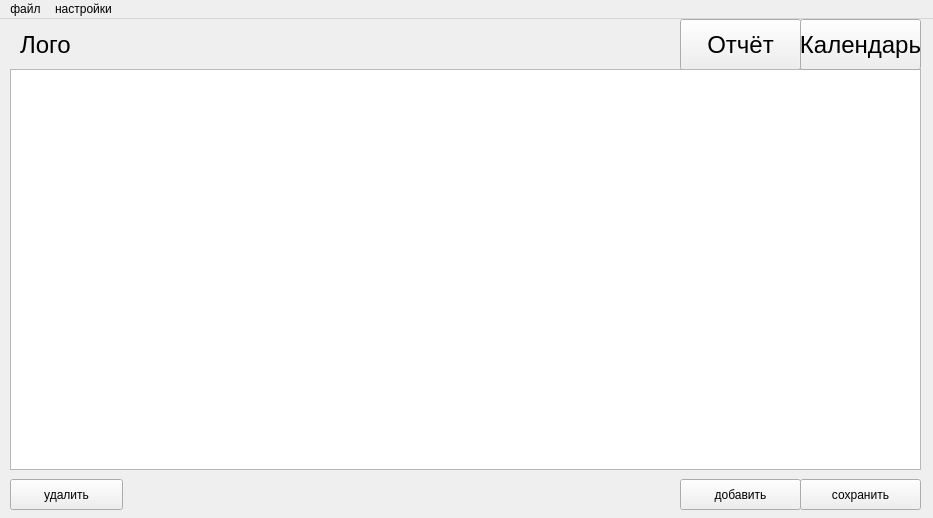
First picture: the form in main/ver1_3/ui/uiTest/mainUI.ui, repository AKlivtsov/businessThing, before the edit.
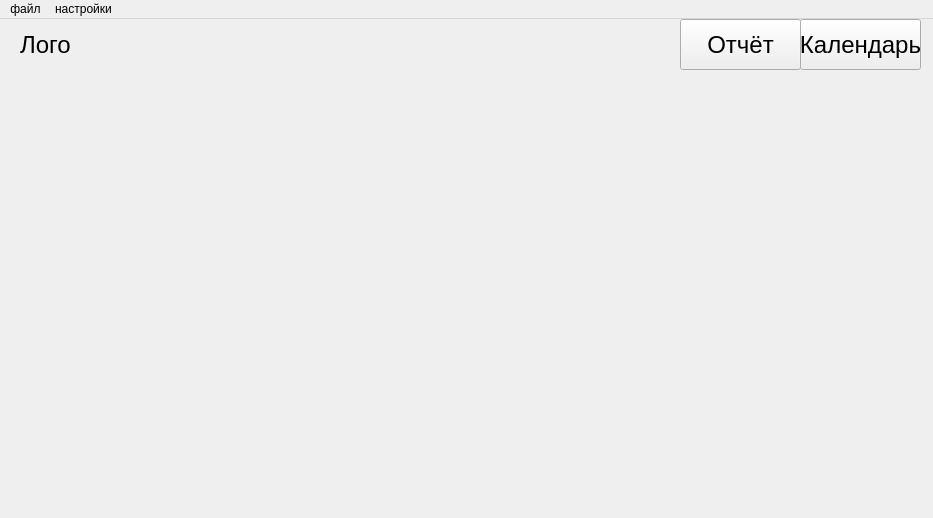
Second picture: the form after the edit. The open tabs and pages were chosen to show the change.

Patch:
```diff
--- a/main/ver1_3/ui/uiTest/mainUI.ui
+++ b/main/ver1_3/ui/uiTest/mainUI.ui
@@ -44,82 +44,8 @@
     <property name="currentIndex">
      <number>1</number>
     </property>
-    <widget class="QWidget" name="p_cal">
-     <widget class="QTableWidget" name="tw_table">
-      <property name="geometry">
-       <rect>
-        <x>0</x>
-        <y>0</y>
-        <width>911</width>
-        <height>401</height>
-       </rect>
-      </property>
-      <property name="sizePolicy">
-       <sizepolicy hsizetype="Fixed" vsizetype="Preferred">
-        <horstretch>0</horstretch>
-        <verstretch>0</verstretch>
-       </sizepolicy>
-      </property>
-      <property name="frameShape">
-       <enum>QFrame::StyledPanel</enum>
-      </property>
-      <property name="sizeAdjustPolicy">
-       <enum>QAbstractScrollArea::AdjustToContents</enum>
-      </property>
-      <attribute name="horizontalHeaderCascadingSectionResizes">
-       <bool>true</bool>
-      </attribute>
-      <attribute name="horizontalHeaderStretchLastSection">
-       <bool>false</bool>
-      </attribute>
-      <attribute name="verticalHeaderCascadingSectionResizes">
-       <bool>true</bool>
-      </attribute>
-      <attribute name="verticalHeaderStretchLastSection">
-       <bool>false</bool>
-      </attribute>
-     </widget>
-     <widget class="QPushButton" name="btn_notes">
-      <property name="geometry">
-       <rect>
-        <x>670</x>
-        <y>410</y>
-        <width>121</width>
-        <height>31</height>
-       </rect>
-      </property>
-      <property name="text">
-       <string>добавить</string>
-      </property>
-     </widget>
-     <widget class="QPushButton" name="btn_save">
-      <property name="geometry">
-       <rect>
-        <x>790</x>
-        <y>410</y>
-        <width>121</width>
-        <height>31</height>
-       </rect>
-      </property>
-      <property name="text">
-       <string>сохранить</string>
-      </property>
-     </widget>
-     <widget class="QPushButton" name="btn_del">
-      <property name="geometry">
-       <rect>
-        <x>0</x>
-        <y>410</y>
-        <width>113</width>
-        <height>31</height>
-       </rect>
-      </property>
-      <property name="text">
-       <string>удалить</string>
-      </property>
-     </widget>
-    </widget>
-    <widget class="QWidget" name="p_report"/>
+    <widget class="QWidget" name="p1"/>
+    <widget class="QWidget" name="p2"/>
    </widget>
    <widget class="QPushButton" name="btn_calendar">
     <property name="geometry">
```
Left out of the diff: 2 changed lines with no effect on the pictures.
